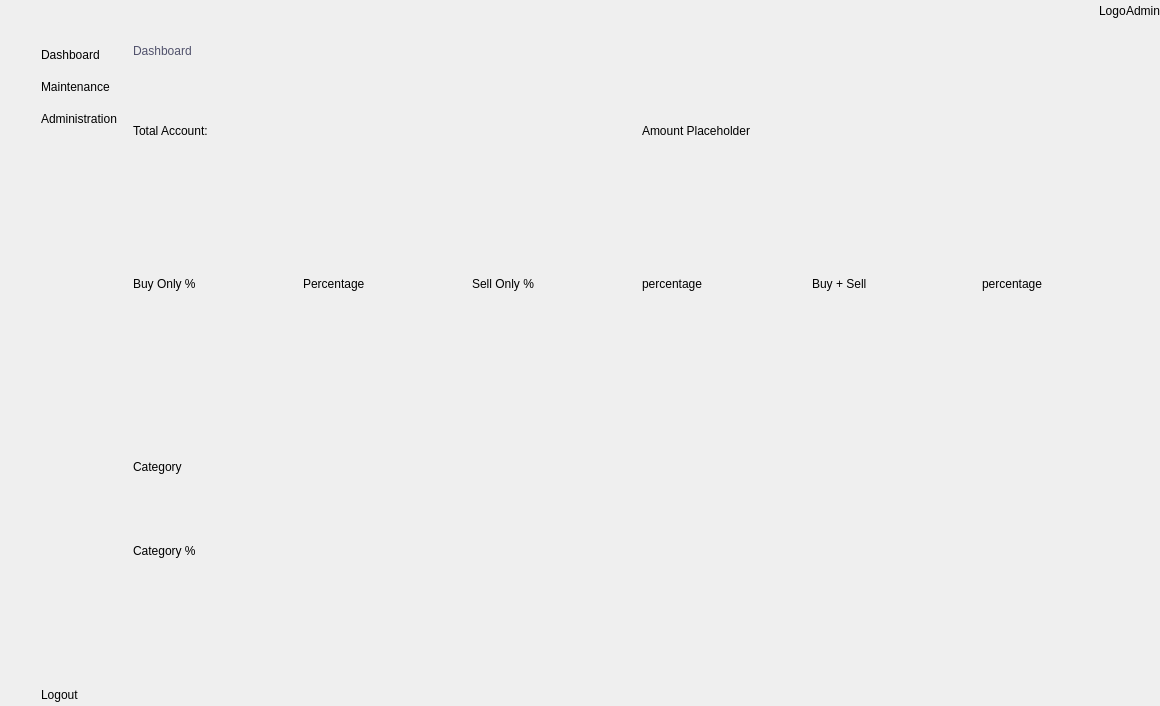
Before: the Qt Designer form src/adminUi.ui in Menthhh/The-Market-Nest, drawn with Qt 5.
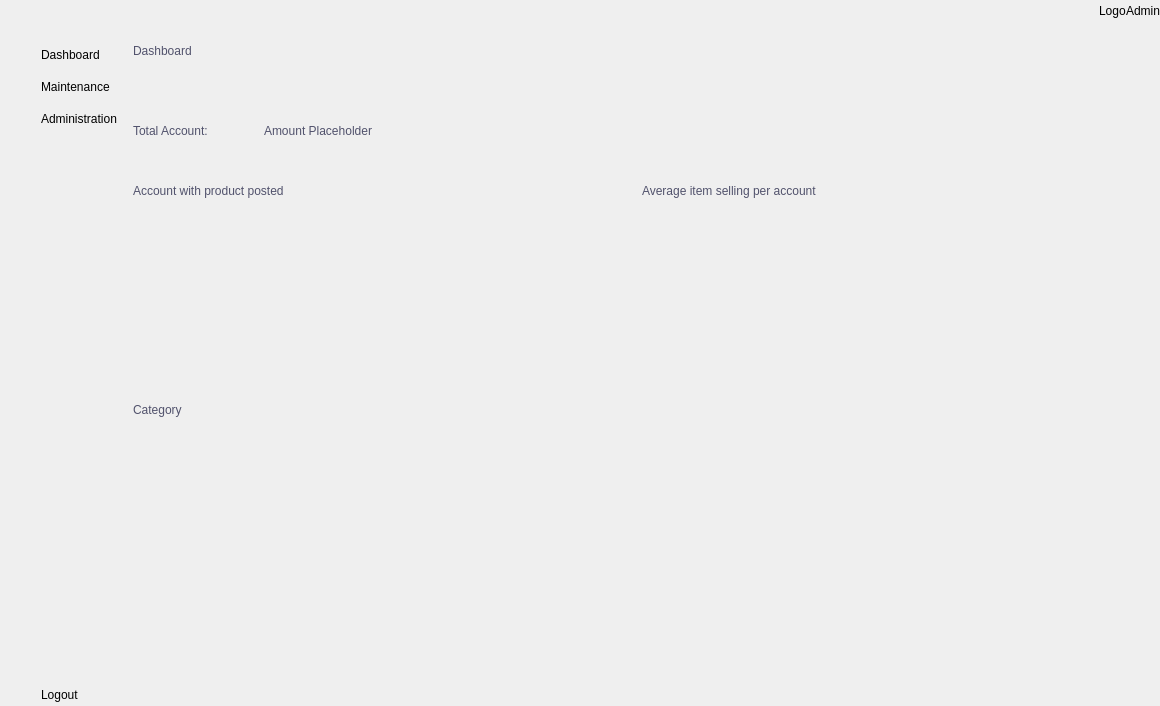
After: the same form once the commit is applied. The open tabs and pages were chosen to show the change. Icons and pictures are not drawn.

Commit message: admin page 50%

What changed in the file:
```diff
--- a/src/adminUi.ui
+++ b/src/adminUi.ui
@@ -371,8 +371,8 @@
             <rect>
              <x>0</x>
              <y>0</y>
-             <width>367</width>
-             <height>346</height>
+             <width>984</width>
+             <height>682</height>
             </rect>
            </property>
            <layout class="QGridLayout" name="gridLayout_20">
@@ -464,6 +464,12 @@
                   </property>
                   <item row="0" column="0">
                    <widget class="QWidget" name="widget_15" native="true">
+                    <property name="maximumSize">
+                     <size>
+                      <width>131</width>
+                      <height>16777215</height>
+                     </size>
+                    </property>
                     <layout class="QGridLayout" name="gridLayout_8">
                      <property name="leftMargin">
                       <number>0</number>
@@ -482,6 +488,10 @@
                      </property>
                      <item row="0" column="0">
                       <widget class="QLabel" name="label_5">
+                       <property name="styleSheet">
+                        <string notr="true">color: rgb(81, 82, 108);
+font: 600 13pt &quot;Josefin Sans SemiBold&quot;;</string>
+                       </property>
                        <property name="text">
                         <string>Total Account:</string>
                        </property>
@@ -509,7 +519,11 @@
                       <number>0</number>
                      </property>
                      <item row="0" column="0">
-                      <widget class="QLabel" name="label_7">
+                      <widget class="QLabel" name="showTotalAcc">
+                       <property name="styleSheet">
+                        <string notr="true">color: rgb(81, 82, 108);
+font: 600 9pt &quot;Josefin Sans SemiBold&quot;;</string>
+                       </property>
                        <property name="text">
                         <string>Amount Placeholder</string>
                        </property>
@@ -545,91 +559,9 @@
                   <property name="spacing">
                    <number>0</number>
                   </property>
-                  <item row="0" column="1">
-                   <widget class="QWidget" name="widget_13" native="true">
-                    <layout class="QGridLayout" name="gridLayout_14">
-                     <property name="leftMargin">
-                      <number>0</number>
-                     </property>
-                     <property name="topMargin">
-                      <number>0</number>
-                     </property>
-                     <property name="rightMargin">
-                      <number>0</number>
-                     </property>
-                     <property name="bottomMargin">
-                      <number>0</number>
-                     </property>
-                     <property name="spacing">
-                      <number>0</number>
-                     </property>
-                     <item row="0" column="0">
-                      <widget class="QLabel" name="label_9">
-                       <property name="maximumSize">
-                        <size>
-                         <width>16777215</width>
-                         <height>16777215</height>
-                        </size>
-                       </property>
-                       <property name="text">
-                        <string>Sell Only %</string>
-                       </property>
-                      </widget>
-                     </item>
-                     <item row="0" column="1">
-                      <widget class="QLabel" name="label_12">
-                       <property name="text">
-                        <string>percentage</string>
-                       </property>
-                      </widget>
-                     </item>
-                    </layout>
-                   </widget>
-                  </item>
-                  <item row="0" column="2">
-                   <widget class="QWidget" name="widget_14" native="true">
-                    <layout class="QGridLayout" name="gridLayout_15">
-                     <property name="leftMargin">
-                      <number>0</number>
-                     </property>
-                     <property name="topMargin">
-                      <number>0</number>
-                     </property>
-                     <property name="rightMargin">
-                      <number>0</number>
-                     </property>
-                     <property name="bottomMargin">
-                      <number>0</number>
-                     </property>
-                     <property name="spacing">
-                      <number>0</number>
-                     </property>
-                     <item row="0" column="0">
-                      <widget class="QLabel" name="label_10">
-                       <property name="maximumSize">
-                        <size>
-                         <width>16777215</width>
-                         <height>16777215</height>
-                        </size>
-                       </property>
-                       <property name="text">
-                        <string>Buy + Sell</string>
-                       </property>
-                      </widget>
-                     </item>
-                     <item row="0" column="1">
-                      <widget class="QLabel" name="label_13">
-                       <property name="text">
-                        <string>percentage</string>
-                       </property>
-                      </widget>
-                     </item>
-                    </layout>
-                   </widget>
-                  </item>
                   <item row="0" column="0">
                    <widget class="QWidget" name="widget_12" native="true">
-                    <layout class="QGridLayout" name="gridLayout_13" rowstretch="0">
+                    <layout class="QGridLayout" name="gridLayout_13">
                      <property name="leftMargin">
                       <number>0</number>
                      </property>
@@ -645,7 +577,7 @@
                      <property name="spacing">
                       <number>0</number>
                      </property>
-                     <item row="0" column="2">
+                     <item row="0" column="0">
                       <widget class="QLabel" name="label_8">
                        <property name="maximumSize">
                         <size>
@@ -653,15 +585,69 @@
                          <height>16777215</height>
                         </size>
                        </property>
+                       <property name="styleSheet">
+                        <string notr="true">color: rgb(81, 82, 108);
+font: 600 13pt &quot;Josefin Sans SemiBold&quot;;</string>
+                       </property>
                        <property name="text">
-                        <string>Buy Only %</string>
+                        <string>Account with product posted</string>
                        </property>
+                       <property name="alignment">
+                        <set>Qt::AlignLeading|Qt::AlignLeft|Qt::AlignTop</set>
+                       </property>
                       </widget>
                      </item>
-                     <item row="0" column="3">
-                      <widget class="QLabel" name="label_6">
+                     <item row="0" column="1">
+                      <widget class="QFrame" name="showBuySell"/>
+                     </item>
+                    </layout>
+                   </widget>
+                  </item>
+                  <item row="0" column="1">
+                   <widget class="QWidget" name="widget_14" native="true">
+                    <layout class="QGridLayout" name="gridLayout_14">
+                     <property name="leftMargin">
+                      <number>0</number>
+                     </property>
+                     <property name="topMargin">
+                      <number>0</number>
+                     </property>
+                     <property name="rightMargin">
+                      <number>0</number>
+                     </property>
+                     <property name="bottomMargin">
+                      <number>0</number>
+                     </property>
+                     <property name="spacing">
+                      <number>0</number>
+                     </property>
+                     <item row="0" column="0">
+                      <widget class="QLabel" name="label_10">
+                       <property name="maximumSize">
+                        <size>
+                         <width>16777215</width>
+                         <height>16777215</height>
+                        </size>
+                       </property>
+                       <property name="styleSheet">
+                        <string notr="true">color: rgb(81, 82, 108);
+font: 600 13pt &quot;Josefin Sans SemiBold&quot;;</string>
+                       </property>
                        <property name="text">
-                        <string>Percentage</string>
+                        <string>Average item selling per account</string>
+                       </property>
+                       <property name="alignment">
+                        <set>Qt::AlignLeading|Qt::AlignLeft|Qt::AlignTop</set>
+                       </property>
+                      </widget>
+                     </item>
+                     <item row="0" column="1">
+                      <widget class="QFrame" name="showAvgProduct">
+                       <property name="frameShape">
+                        <enum>QFrame::StyledPanel</enum>
+                       </property>
+                       <property name="frameShadow">
+                        <enum>QFrame::Raised</enum>
                        </property>
                       </widget>
                      </item>
@@ -694,6 +680,12 @@
                </property>
                <item row="0" column="0">
                 <widget class="QWidget" name="widget_18" native="true">
+                 <property name="maximumSize">
+                  <size>
+                   <width>16777215</width>
+                   <height>40</height>
+                  </size>
+                 </property>
                  <layout class="QGridLayout" name="gridLayout_16">
                   <property name="leftMargin">
                    <number>0</number>
@@ -718,6 +710,10 @@
                       <height>30</height>
                      </size>
                     </property>
+                    <property name="styleSheet">
+                     <string notr="true">color: rgb(81, 82, 108);
+font: 600 13pt &quot;Josefin Sans SemiBold&quot;;</string>
+                    </property>
                     <property name="text">
                      <string>Category</string>
                     </property>
@@ -728,13 +724,7 @@
                </item>
                <item row="1" column="0">
                 <widget class="QWidget" name="widget_19" native="true">
-                 <layout class="QFormLayout" name="formLayout">
-                  <property name="horizontalSpacing">
-                   <number>0</number>
-                  </property>
-                  <property name="verticalSpacing">
-                   <number>0</number>
-                  </property>
+                 <layout class="QGridLayout" name="gridLayout_15">
                   <property name="leftMargin">
                    <number>0</number>
                   </property>
@@ -747,10 +737,25 @@
                   <property name="bottomMargin">
                    <number>0</number>
                   </property>
+                  <property name="spacing">
+                   <number>0</number>
+                  </property>
                   <item row="0" column="0">
-                   <widget class="QLabel" name="label_14">
-                    <property name="text">
-                     <string>Category %</string>
+                   <widget class="QFrame" name="categoryBar">
+                    <property name="maximumSize">
+                     <size>
+                      <width>600</width>
+                      <height>600</height>
+                     </size>
+                    </property>
+                    <property name="styleSheet">
+                     <string notr="true">item-align: center;</string>
+                    </property>
+                    <property name="frameShape">
+                     <enum>QFrame::StyledPanel</enum>
+                    </property>
+                    <property name="frameShadow">
+                     <enum>QFrame::Raised</enum>
                     </property>
                    </widget>
                   </item>
```
Left out of the diff: 4 changed lines with no effect on the pictures. The commit also changes 8 other files.
